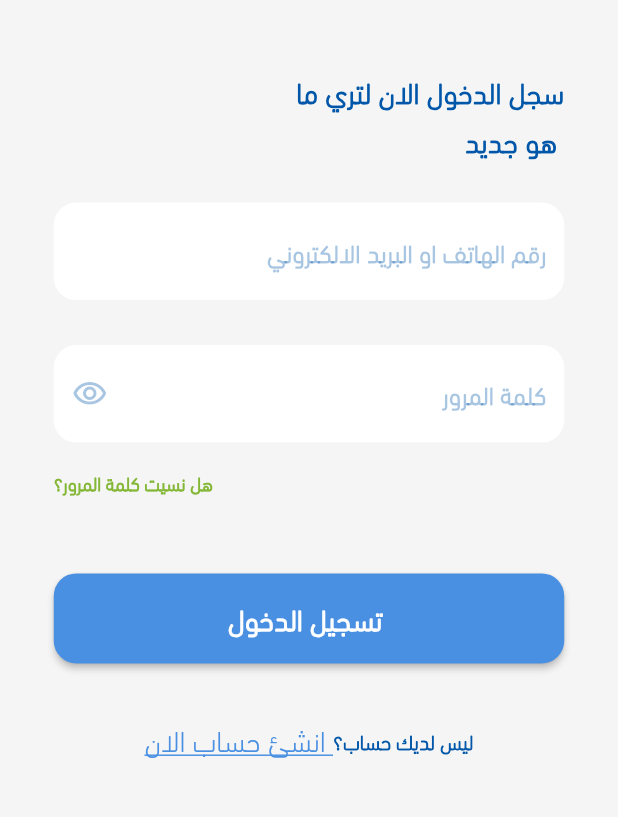
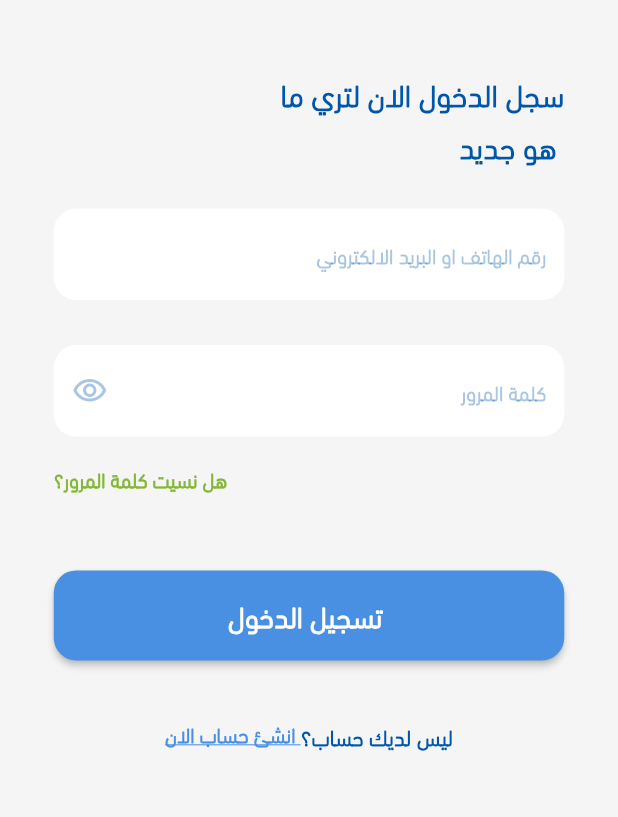
Before and after one commit to EbrahimMShaaban/acnoria, a Flutter app: the OnBoardingScreen screen opened directly, after a tap on "تخطي", on a phone screen of 412 x 824 dp, the part 150-967 px from its top. Run offline on Flutter 3.47's test engine with Material 2 defaults, Android fonts, the phone set to English and light mode, and no system bars; our stand-ins replace dio, flutter_bloc, flutter_screenutil, pin_code_fields, shared_preferences, smooth_page_indicator; missing offline and left inert: flutter_multi_select_items; accounts and stored records are empty.

Commit message:
loginstle edit

```diff
--- a/lib/features/registration/login/view.dart
+++ b/lib/features/registration/login/view.dart
@@ -97,9 +97,10 @@ class _LoginScreenState extends State<LoginScreen> {
                       onTap: () => navigateTo(context, SignUpScreen()),
                       child: Text(
                         " انشئ حساب الان",
-                        style: AppTextStyles.smTitles.apply(
+                        style: AppTextStyles.smTitles.copyWith(
                             decoration: TextDecoration.underline,
-                            fontSizeDelta: -3.sp,
+                            fontSize: 14,
+                            fontWeight: FontWeight.w600,
                             color: AppColors.blue),
                       ),
                     ),
--- a/lib/features/welcamScreen/view.dart
+++ b/lib/features/welcamScreen/view.dart
@@ -114,12 +114,17 @@ class _OnBoardingScreenState extends State<OnBoardingScreen> {
                           }
                         },
                       ),
-                    isLast?SizedBox(height:50.h,): TextButton(
+                      isLast
+                          ? SizedBox(
+                              height: 50.h,
+                            )
+                          : TextButton(
                               onPressed: () {
                                 finishOnBoarding();
                               },
                               child: Text("تخطي",
-                            style: AppTextStyles.boldtitles.apply(
+
+                                  style: AppTextStyles.boldtitles.copyWith(
                                       color: AppColors.green,
                                       decoration: TextDecoration.underline)),
                             ),
@@ -130,8 +135,7 @@ class _OnBoardingScreenState extends State<OnBoardingScreen> {
     );
   }
 
-  Widget buildBoardingItem(BoardingModel model) =>
-      Column(
+  Widget buildBoardingItem(BoardingModel model) => Column(
         crossAxisAlignment: CrossAxisAlignment.center,
         children: [
           Expanded(
@@ -145,9 +149,8 @@ class _OnBoardingScreenState extends State<OnBoardingScreen> {
           Text(
             '${model.body}',
             textAlign: TextAlign.center,
-            style:
-            AppTextStyles.boldtitles.apply(
-                color: AppColors.primarycolor, fontSizeDelta:-2.sp),
+            style: AppTextStyles.boldtitles
+                .apply(color: AppColors.primarycolor, fontSizeDelta: -2.sp),
           ),
           SizedBox(
             height: 14.0,
--- a/lib/main.dart
+++ b/lib/main.dart
@@ -37,7 +37,7 @@ class MyApp extends StatelessWidget {
             Locale('ar'), // English
             // Locale('es'), // Spanish
           ],
-          home: OnBoardingScreen(),
+          home: LoginScreen(),
         );
       },
     );
--- a/lib/shared/styles/styles.dart
+++ b/lib/shared/styles/styles.dart
@@ -10,7 +10,7 @@ abstract class AppTextStyles {
   /// - weight: w200
   /// - family: cairo
   static TextStyle boldtitles =
-  TextStyle(fontWeight: FontWeight.bold, fontSize: 17.sp, height: 1.7);
+  TextStyle(fontWeight: FontWeight.w900, fontSize: 18.sp, height: 1.7);
 
   static TextStyle boldtitlesButton =
   TextStyle(fontWeight: FontWeight.bold, fontSize: 20.sp,);
@@ -23,7 +23,7 @@ abstract class AppTextStyles {
   /// - weight: w400
   /// - family: cairo
   static TextStyle hittext = TextStyle(
-      color: AppColors.Bluehint, fontWeight:FontWeight.w600);
+      color: AppColors.Bluehint, fontWeight:FontWeight.w600,fontSize: 14);
 
   /// - weight: w500
   /// - family: cairo
```
Lines whose indentation alone changed are shown as unchanged.
